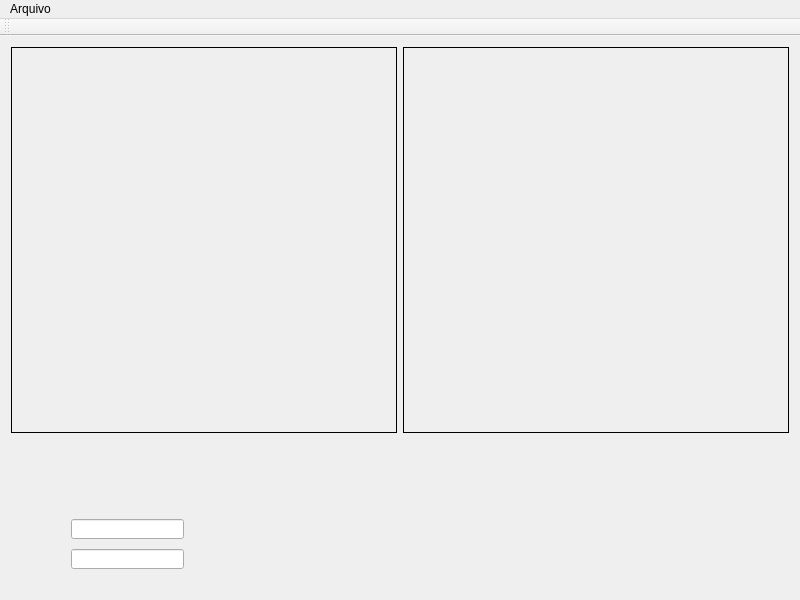
Qt form mainwindow.ui (LuisEduardoER/batalha-naval) before a commit.
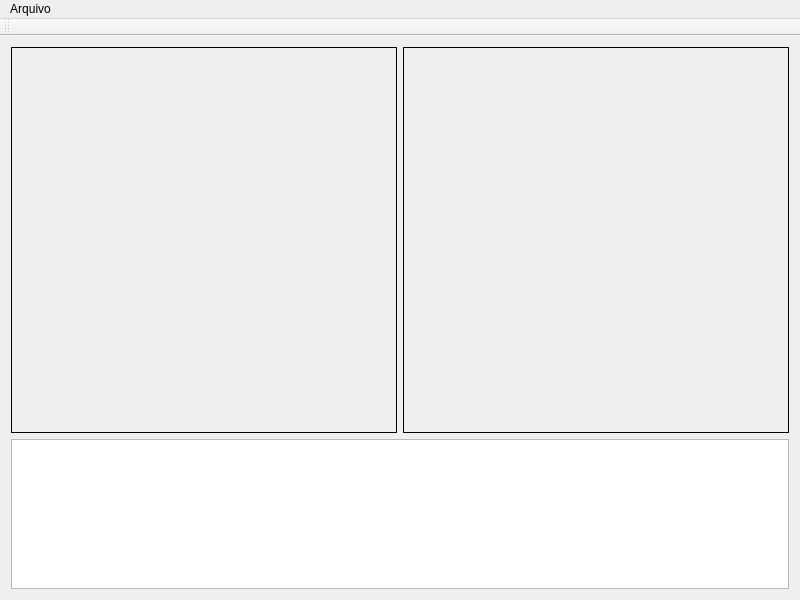
The same form after that commit. Icons and pictures are not drawn.

Commit message: adicionado QListWidget com objetos drag and drop, falta posicionar colocar posicionamento no mapa

The edit to the form file:
```diff
--- a/mainwindow.ui
+++ b/mainwindow.ui
@@ -85,33 +85,31 @@
      </layout>
     </item>
     <item>
-     <widget class="QWidget" name="widget" native="true">
+     <widget class="QListWidget" name="listWidget">
       <property name="maximumSize">
        <size>
-        <width>800</width>
+        <width>16777215</width>
         <height>150</height>
        </size>
       </property>
-      <widget class="QLineEdit" name="lineEdit">
-       <property name="geometry">
-        <rect>
-         <x>60</x>
-         <y>80</y>
-         <width>113</width>
-         <height>20</height>
-        </rect>
-       </property>
-      </widget>
-      <widget class="QLineEdit" name="lineEdit_2">
-       <property name="geometry">
-        <rect>
-         <x>60</x>
-         <y>110</y>
-         <width>113</width>
-         <height>20</height>
-        </rect>
-       </property>
-      </widget>
+      <property name="dragDropMode">
+       <enum>QAbstractItemView::DragDrop</enum>
+      </property>
+      <property name="movement">
+       <enum>QListView::Free</enum>
+      </property>
+      <property name="layoutMode">
+       <enum>QListView::Batched</enum>
+      </property>
+      <property name="viewMode">
+       <enum>QListView::IconMode</enum>
+      </property>
+      <property name="uniformItemSizes">
+       <bool>false</bool>
+      </property>
+      <property name="wordWrap">
+       <bool>false</bool>
+      </property>
      </widget>
     </item>
    </layout>
```
The commit also changes 4 other files.
